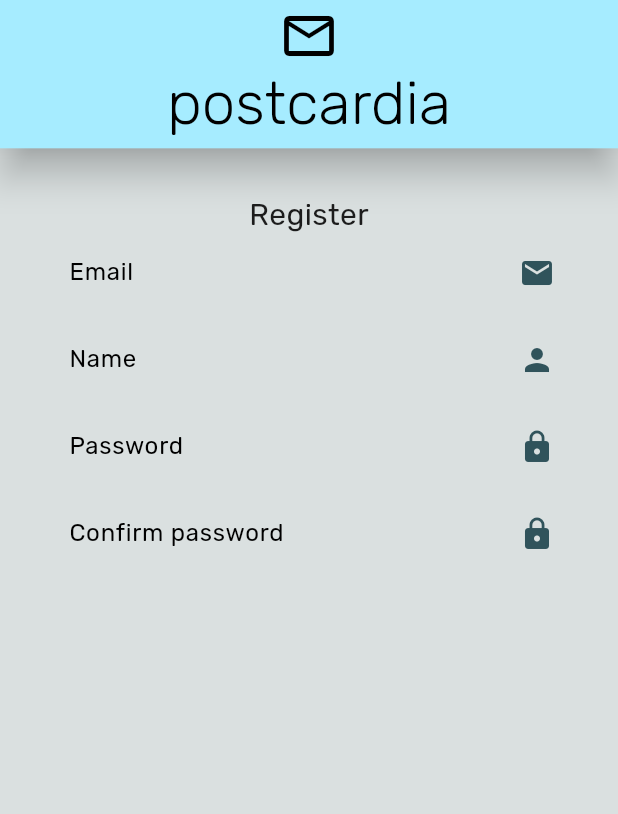
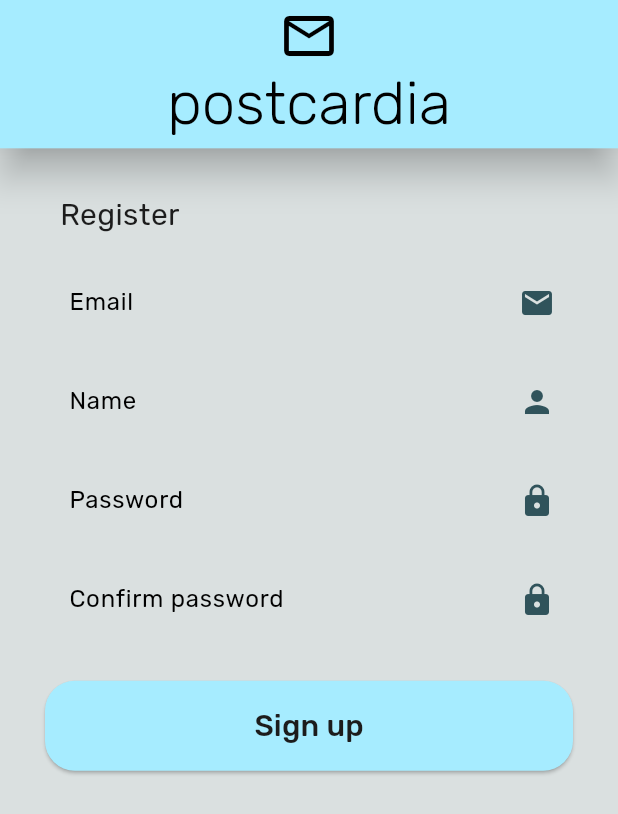
Before and after one commit to izp-ms/mobile, a Flutter app: the screen it shows after launch, on a phone screen of 412 x 824 dp. Shown: the top 814 px of the screen. Run offline on Flutter 3.47's test engine with Material 2 defaults, Android fonts, the light colour scheme and no system bars; our stand-ins replace google_fonts.

Commit message:
Add Sign up button

```diff
--- a/lib/custom_widgets/login_and_registration_app_bar.dart
+++ b/lib/custom_widgets/login_and_registration_app_bar.dart
@@ -15,7 +15,7 @@ PreferredSizeWidget loginAndRegistrationAppBar(context) {
         children: [
           Icon(
             Icons.local_post_office_outlined,
-            color: Theme.of(context).colorScheme.onPrimary,
+            color: Theme.of(context).colorScheme.primaryContainer,
             size: 40,
           ),
           Text(
@@ -23,7 +23,7 @@ PreferredSizeWidget loginAndRegistrationAppBar(context) {
             style: GoogleFonts.rubik(
               fontSize: 40,
               fontWeight: FontWeight.w300,
-              color: Theme.of(context).colorScheme.onPrimary
+              color: Theme.of(context).colorScheme.primaryContainer
             ),
           )
         ],
--- a/lib/main.dart
+++ b/lib/main.dart
@@ -22,12 +22,15 @@ class MyApp extends StatelessWidget {
           secondary: Color(0xFF30535B),
           onSecondary: Colors.black,
           primaryContainer: Colors.black,
+          secondaryContainer: Color(0xFFA6ECFF),
+          onSecondaryContainer: Color(0xFF1C1C1C),
           error: Colors.red,
           onError: Colors.white,
           background: Color(0xFFF2F5F6),
           onBackground: Colors.black,
           surface: Color(0xFFDAE0E0),
           onSurface: Color(0xFF1C1C1C),
+
         ),
       ),
       darkTheme: ThemeData(
@@ -38,7 +41,9 @@ class MyApp extends StatelessWidget {
           onPrimary: Colors.white,
           secondary: Color(0xFFA6ECFF),
           onSecondary: Colors.white,
-          primaryContainer: Color(0xFF1C1C1C),
+          primaryContainer: Color(0xFFA6ECFF),
+          secondaryContainer: Color(0xFFA6ECFF),
+          onSecondaryContainer: Color(0xFF1C1C1C),
           error: Colors.red,
           onError: Colors.white,
           background: Color(0xFF282828),
--- a/lib/pages/register_page/register_page.dart
+++ b/lib/pages/register_page/register_page.dart
@@ -1,8 +1,7 @@
 import 'package:flutter/material.dart';
-import 'package:google_fonts/google_fonts.dart';
 import 'package:mobile/custom_widgets/login_and_registration_app_bar.dart';
+import 'package:mobile/pages/register_page/registration_page_widgets/registration_form.dart';
 
-import '../../custom_widgets/form_text_field.dart';
 
 class RegisterPage extends StatelessWidget {
   const RegisterPage({Key? key}) : super(key: key);
@@ -11,42 +10,7 @@ class RegisterPage extends StatelessWidget {
   Widget build(BuildContext context) {
     return Scaffold(
       appBar: loginAndRegistrationAppBar(context),
-      body: Container(
-        padding: const EdgeInsets.all(30.0),
-        child: Column(
-          children: [
-            Text(
-              "Register",
-              style: GoogleFonts.rubik(fontSize: 20),
-            ),
-            const FormTextField(
-              hintText: 'Email',
-              inputIcon: Icons.email,
-            ),
-            const SizedBox(
-              height: 10,
-            ),
-            const FormTextField(
-              hintText: 'Name',
-              inputIcon: Icons.person,
-            ),
-            const SizedBox(
-              height: 10,
-            ),
-            const FormTextField(
-              hintText: 'Password',
-              inputIcon: Icons.lock,
-            ),
-            const SizedBox(
-              height: 10,
-            ),
-            const FormTextField(
-              hintText: 'Confirm password',
-              inputIcon: Icons.lock,
-            ),
-          ],
-        ),
-      ),
+      body: const RegistrationForm(),
     );
   }
 }
--- /dev/null
+++ b/lib/pages/register_page/registration_page_widgets/registration_form.dart
@@ -0,0 +1,89 @@
+import 'package:flutter/material.dart';
+import 'package:google_fonts/google_fonts.dart';
+import 'package:mobile/custom_widgets/form_text_field.dart';
+
+class RegistrationForm extends StatelessWidget {
+  const RegistrationForm({
+    super.key,
+  });
+
+  @override
+  Widget build(BuildContext context) {
+    return Container(
+      padding: const EdgeInsets.all(30.0),
+      child: Column(
+        crossAxisAlignment: CrossAxisAlignment.start,
+        children: [
+          Padding(
+            padding: const EdgeInsets.only(left: 10),
+            child: Text(
+              "Register",
+              style: GoogleFonts.rubik(fontSize: 20),
+            ),
+          ),
+          Container(
+            padding: const EdgeInsets.only(top: 20, bottom: 30),
+            child: const Column(
+              children: [
+                FormTextField(
+                  hintText: 'Email',
+                  inputIcon: Icons.email,
+                ),
+                SpaceBetweenTextFields(),
+                FormTextField(
+                  hintText: 'Name',
+                  inputIcon: Icons.person,
+                ),
+                SpaceBetweenTextFields(),
+                FormTextField(
+                  hintText: 'Password',
+                  inputIcon: Icons.lock,
+                ),
+                SpaceBetweenTextFields(),
+                FormTextField(
+                  hintText: 'Confirm password',
+                  inputIcon: Icons.lock,
+                ),
+              ],
+            ),
+          ),
+          SizedBox(
+            width: double.infinity,
+            height: 60,
+            child: ElevatedButton(
+              onPressed: () {},
+              style: ElevatedButton.styleFrom(
+                  shape: const RoundedRectangleBorder(
+                    borderRadius: BorderRadius.all(
+                      Radius.circular(20),
+                    ),
+                  ),
+                  backgroundColor:
+                      Theme.of(context).colorScheme.secondaryContainer),
+              child: Text(
+                "Sign up",
+                style: GoogleFonts.rubik(
+                  color: Theme.of(context).colorScheme.onSecondaryContainer,
+                  fontSize: 20,
+                ),
+              ),
+            ),
+          ),
+        ],
+      ),
+    );
+  }
+}
+
+class SpaceBetweenTextFields extends StatelessWidget {
+  const SpaceBetweenTextFields({
+    super.key,
+  });
+
+  @override
+  Widget build(BuildContext context) {
+    return const SizedBox(
+      height: 18,
+    );
+  }
+}
```
